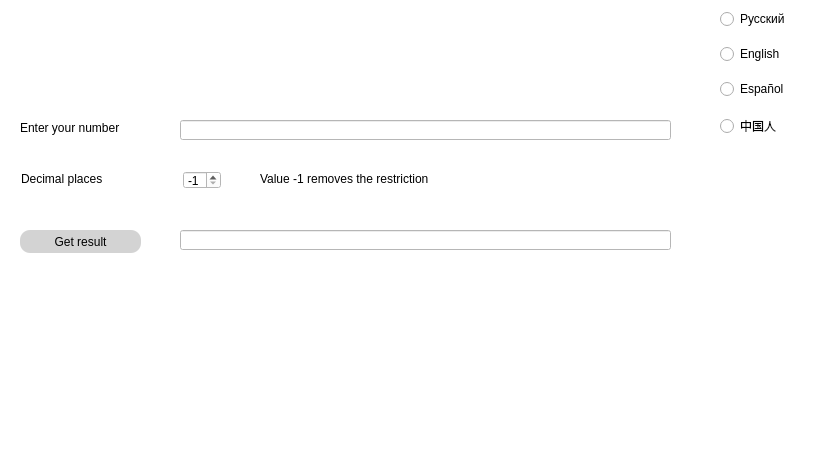
escaleksey/program_product, file static/ui/main_window.ui: the form before one commit.
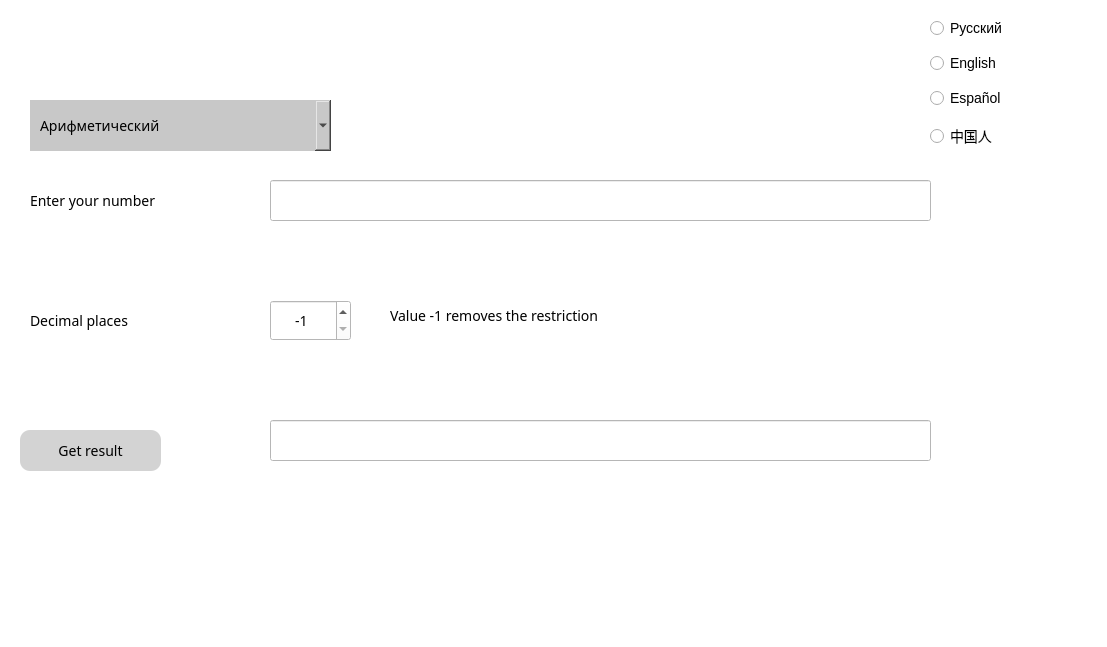
The form after the commit.

What changed in the file:
```diff
--- a/static/ui/main_window.ui
+++ b/static/ui/main_window.ui
@@ -9,26 +9,32 @@
    <rect>
     <x>0</x>
     <y>0</y>
-    <width>837</width>
-    <height>468</height>
+    <width>1107</width>
+    <height>647</height>
    </rect>
   </property>
   <property name="windowTitle">
    <string>MainWindow</string>
   </property>
   <property name="styleSheet">
-   <string notr="true">font-size: 12px; background-color: white;</string>
+   <string notr="true">font-size: 14px; background-color: white;</string>
   </property>
   <widget class="QWidget" name="centralwidget">
    <widget class="QPushButton" name="result_button">
     <property name="geometry">
      <rect>
       <x>20</x>
-      <y>230</y>
-      <width>121</width>
-      <height>23</height>
+      <y>430</y>
+      <width>141</width>
+      <height>41</height>
      </rect>
     </property>
+    <property name="font">
+     <font>
+      <family>Montserrat Medium</family>
+      <pointsize>-1</pointsize>
+     </font>
+    </property>
     <property name="cursor">
      <cursorShape>PointingHandCursor</cursorShape>
     </property>
@@ -48,12 +54,27 @@
    <widget class="QSpinBox" name="decimal_places">
     <property name="geometry">
      <rect>
-      <x>183</x>
-      <y>171</y>
-      <width>38</width>
-      <height>18</height>
+      <x>270</x>
+      <y>300</y>
+      <width>81</width>
+      <height>41</height>
      </rect>
     </property>
+    <property name="font">
+     <font>
+      <family>Montserrat Medium</family>
+      <pointsize>-1</pointsize>
+      <weight>50</weight>
+      <bold>false</bold>
+      <kerning>true</kerning>
+     </font>
+    </property>
+    <property name="cursor">
+     <cursorShape>PointingHandCursor</cursorShape>
+    </property>
+    <property name="styleSheet">
+     <string notr="true">padding-left: 20px;</string>
+    </property>
     <property name="minimum">
      <number>-1</number>
     </property>
@@ -67,12 +88,18 @@
    <widget class="QLabel" name="enter_decimal_text">
     <property name="geometry">
      <rect>
-      <x>21</x>
-      <y>171</y>
-      <width>151</width>
-      <height>16</height>
+      <x>30</x>
+      <y>300</y>
+      <width>231</width>
+      <height>41</height>
      </rect>
     </property>
+    <property name="font">
+     <font>
+      <family>Montserrat Medium</family>
+      <pointsize>-1</pointsize>
+     </font>
+    </property>
     <property name="text">
      <string>Decimal places</string>
     </property>
@@ -80,10 +107,10 @@
    <widget class="QLineEdit" name="output_number">
     <property name="geometry">
      <rect>
-      <x>180</x>
-      <y>230</y>
-      <width>491</width>
-      <height>20</height>
+      <x>270</x>
+      <y>420</y>
+      <width>661</width>
+      <height>41</height>
      </rect>
     </property>
     <property name="text">
@@ -99,12 +126,18 @@
    <widget class="QLabel" name="enter_decimal_text_2">
     <property name="geometry">
      <rect>
-      <x>260</x>
-      <y>171</y>
-      <width>411</width>
-      <height>16</height>
+      <x>390</x>
+      <y>290</y>
+      <width>611</width>
+      <height>51</height>
      </rect>
     </property>
+    <property name="font">
+     <font>
+      <family>Montserrat Medium</family>
+      <pointsize>-1</pointsize>
+     </font>
+    </property>
     <property name="text">
      <string>Value -1 removes the restriction</string>
     </property>
@@ -112,8 +145,8 @@
    <widget class="QWidget" name="layoutWidget">
     <property name="geometry">
      <rect>
-      <x>720</x>
-      <y>0</y>
+      <x>930</x>
+      <y>10</y>
       <width>81</width>
       <height>151</height>
      </rect>
@@ -164,10 +197,10 @@
    <widget class="QLineEdit" name="input_number">
     <property name="geometry">
      <rect>
-      <x>180</x>
-      <y>120</y>
-      <width>491</width>
-      <height>20</height>
+      <x>270</x>
+      <y>180</y>
+      <width>661</width>
+      <height>41</height>
      </rect>
     </property>
     <property name="frame">
@@ -177,16 +210,62 @@
    <widget class="QLabel" name="enter_number_text">
     <property name="geometry">
      <rect>
-      <x>20</x>
-      <y>120</y>
-      <width>151</width>
-      <height>16</height>
+      <x>30</x>
+      <y>180</y>
+      <width>231</width>
+      <height>41</height>
      </rect>
     </property>
+    <property name="font">
+     <font>
+      <family>Montserrat Medium</family>
+      <pointsize>-1</pointsize>
+     </font>
+    </property>
     <property name="text">
      <string>Enter your number</string>
     </property>
    </widget>
+   <widget class="QComboBox" name="comboBox">
+    <property name="enabled">
+     <bool>true</bool>
+    </property>
+    <property name="geometry">
+     <rect>
+      <x>30</x>
+      <y>100</y>
+      <width>301</width>
+      <height>51</height>
+     </rect>
+    </property>
+    <property name="font">
+     <font>
+      <family>Montserrat Medium</family>
+      <pointsize>-1</pointsize>
+     </font>
+    </property>
+    <property name="autoFillBackground">
+     <bool>false</bool>
+    </property>
+    <property name="styleSheet">
+     <string notr="true">background-color: rgb(200, 200, 200); border: null; padding: 0 10px; </string>
+    </property>
+    <item>
+     <property name="text">
+      <string>Арифметический</string>
+     </property>
+    </item>
+    <item>
+     <property name="text">
+      <string>Компексный</string>
+     </property>
+    </item>
+    <item>
+     <property name="text">
+      <string>Алгоритмический</string>
+     </property>
+    </item>
+   </widget>
   </widget>
   <widget class="QMenuBar" name="menubar">
    <property name="geometry">
```
Left out of the diff: 4 changed lines with no effect on the pictures.
